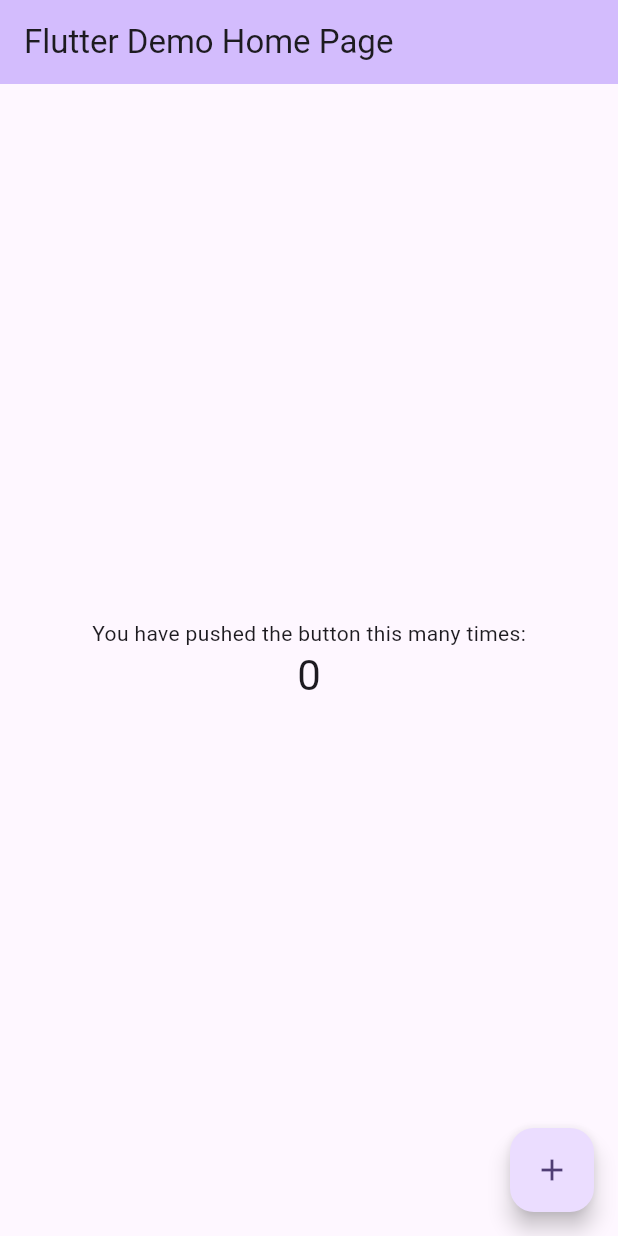
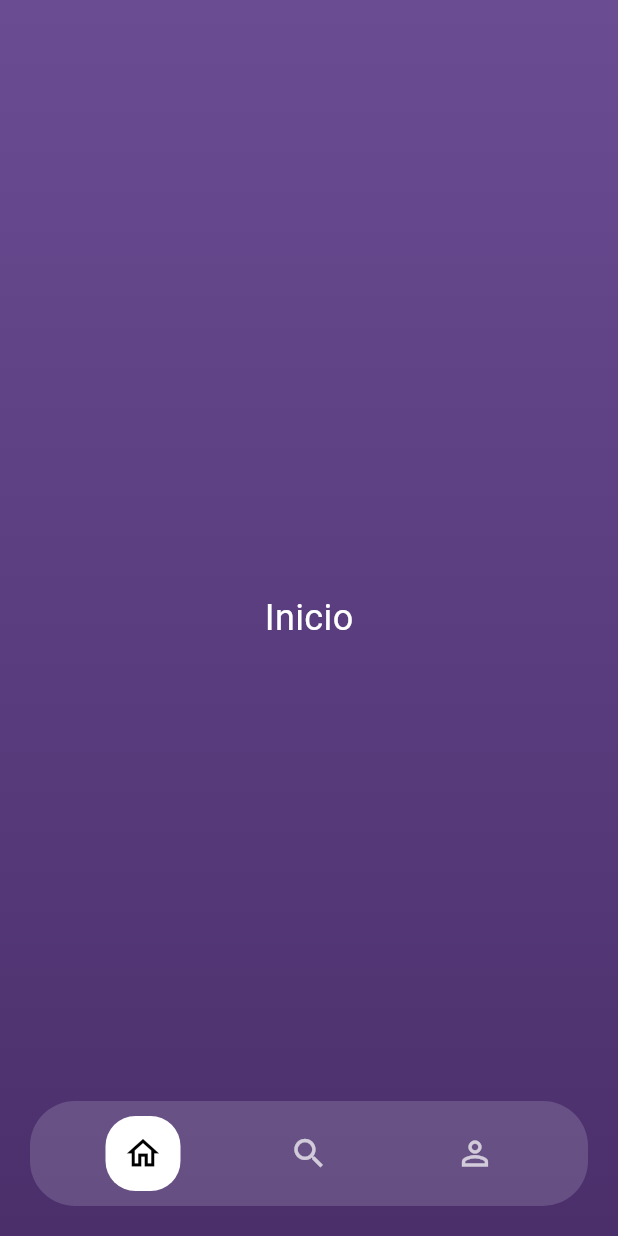
Before and after one commit to AR1ASV4LE/Mobilapps-MJ-D-J-V, a Flutter app: the screen it shows after launch, on a phone screen of 412 x 824 dp. Run offline on Flutter 3.47's test engine with Material 3 defaults, Android fonts, the phone set to English and light mode, and no system bars.

Commit message:
Refactor main.dart to implement HomePage with navigation
Refactored the main application structure to use a new HomePage widget and updated the MaterialApp configuration. Added navigation and animation features for a more dynamic user interface.

```diff
--- a/lib/main.dart
+++ b/lib/main.dart
@@ -7,115 +7,127 @@ void main() {
 class MyApp extends StatelessWidget {
   const MyApp({super.key});
 
-  // This widget is the root of your application.
   @override
   Widget build(BuildContext context) {
-    return MaterialApp(
-      title: 'Flutter Demo',
-      theme: ThemeData(
-        // This is the theme of your application.
-        //
-        // TRY THIS: Try running your application with "flutter run". You'll see
-        // the application has a purple toolbar. Then, without quitting the app,
-        // try changing the seedColor in the colorScheme below to Colors.green
-        // and then invoke "hot reload" (save your changes or press the "hot
-        // reload" button in a Flutter-supported IDE, or press "r" if you used
-        // the command line to start the app).
-        //
-        // Notice that the counter didn't reset back to zero; the application
-        // state is not lost during the reload. To reset the state, use hot
-        // restart instead.
-        //
-        // This works for code too, not just values: Most code changes can be
-        // tested with just a hot reload.
-        colorScheme: .fromSeed(seedColor: Colors.deepPurple),
-      ),
-      home: const MyHomePage(title: 'Flutter Demo Home Page'),
+    return const MaterialApp(
+      debugShowCheckedModeBanner: false,
+      home: HomePage(),
     );
   }
 }
 
-class MyHomePage extends StatefulWidget {
-  const MyHomePage({super.key, required this.title});
-
-  // This widget is the home page of your application. It is stateful, meaning
-  // that it has a State object (defined below) that contains fields that affect
-  // how it looks.
-
-  // This class is the configuration for the state. It holds the values (in this
-  // case the title) provided by the parent (in this case the App widget) and
-  // used by the build method of the State. Fields in a Widget subclass are
-  // always marked "final".
-
-  final String title;
+class HomePage extends StatefulWidget {
+  const HomePage({super.key});
 
   @override
-  State<MyHomePage> createState() => _MyHomePageState();
+  State<HomePage> createState() => _HomePageState();
 }
 
-class _MyHomePageState extends State<MyHomePage> {
-  int _counter = 0;
+class _HomePageState extends State<HomePage> {
+  int selectedIndex = 0;
 
-  void _incrementCounter() {
+  final List<Widget> screens = const [
+    Center(
+        key: ValueKey(0),
+        child: Text("Inicio",
+            style: TextStyle(color: Colors.white, fontSize: 24))),
+    Center(
+        key: ValueKey(1),
+        child: Text("Buscar",
+            style: TextStyle(color: Colors.white, fontSize: 24))),
+    Center(
+        key: ValueKey(2),
+        child: Text("Perfil",
+            style: TextStyle(color: Colors.white, fontSize: 24))),
+  ];
+
+  void onItemTapped(int index) {
     setState(() {
-      // This call to setState tells the Flutter framework that something has
-      // changed in this State, which causes it to rerun the build method below
-      // so that the display can reflect the updated values. If we changed
-      // _counter without calling setState(), then the build method would not be
-      // called again, and so nothing would appear to happen.
-      _counter++;
+      selectedIndex = index;
     });
+  }
+
+  Widget buildNavItem(IconData icon, int index) {
+    final bool isSelected = selectedIndex == index;
+
+    return GestureDetector(
+      onTap: () => onItemTapped(index),
+      child: AnimatedContainer(
+        duration: const Duration(milliseconds: 300),
+        curve: Curves.easeInOut,
+        padding: const EdgeInsets.all(12),
+        decoration: BoxDecoration(
+          color: isSelected ? Colors.white : Colors.transparent,
+          borderRadius: BorderRadius.circular(20),
+        ),
+        child: Icon(
+          icon,
+          color: isSelected ? Colors.black : Colors.white70,
+          size: 26,
+        ),
+      ),
+    );
   }
 
   @override
   Widget build(BuildContext context) {
-    // This method is rerun every time setState is called, for instance as done
-    // by the _incrementCounter method above.
-    //
-    // The Flutter framework has been optimized to make rerunning build methods
-    // fast, so that you can just rebuild anything that needs updating rather
-    // than having to individually change instances of widgets.
     return Scaffold(
-      appBar: AppBar(
-        // TRY THIS: Try changing the color here to a specific color (to
-        // Colors.amber, perhaps?) and trigger a hot reload to see the AppBar
-        // change color while the other colors stay the same.
-        backgroundColor: Theme.of(context).colorScheme.inversePrimary,
-        // Here we take the value from the MyHomePage object that was created by
-        // the App.build method, and use it to set our appbar title.
-        title: Text(widget.title),
-      ),
-      body: Center(
-        // Center is a layout widget. It takes a single child and positions it
-        // in the middle of the parent.
-        child: Column(
-          // Column is also a layout widget. It takes a list of children and
-          // arranges them vertically. By default, it sizes itself to fit its
-          // children horizontally, and tries to be as tall as its parent.
-          //
-          // Column has various properties to control how it sizes itself and
-          // how it positions its children. Here we use mainAxisAlignment to
-          // center the children vertically; the main axis here is the vertical
-          // axis because Columns are vertical (the cross axis would be
-          // horizontal).
-          //
-          // TRY THIS: Invoke "debug painting" (choose the "Toggle Debug Paint"
-          // action in the IDE, or press "p" in the console), to see the
-          // wireframe for each widget.
-          mainAxisAlignment: .center,
-          children: [
-            const Text('You have pushed the button this many times:'),
-            Text(
-              '$_counter',
-              style: Theme.of(context).textTheme.headlineMedium,
+      body: Stack(
+        children: [
+          // 🔹 FONDO (usa imagen si quieres)
+          Container(
+            decoration: const BoxDecoration(
+              gradient: LinearGradient(
+                colors: [Color(0xFF6A4C93), Color(0xFF4A2F6B)],
+                begin: Alignment.topCenter,
+                end: Alignment.bottomCenter,
+              ),
             ),
-          ],
-        ),
-      ),
-      floatingActionButton: FloatingActionButton(
-        onPressed: _incrementCounter,
-        tooltip: 'Increment',
-        child: const Icon(Icons.add),
+          ),
+
+          // 🔹 CONTENIDO CON ANIMACIÓN (ARREGLADO)
+          Center(
+            child: AnimatedSwitcher(
+              duration: const Duration(milliseconds: 400),
+              transitionBuilder: (child, animation) {
+                return FadeTransition(
+                  opacity: animation,
+                  child: ScaleTransition(
+                    scale: animation,
+                    child: child,
+                  ),
+                );
+              },
+              child: screens[selectedIndex],
+            ),
+          ),
+
+          // 🔻 MENÚ INFERIOR
+          Positioned(
+            bottom: 20,
+            left: 20,
+            right: 20,
+            child: Container(
+              padding:
+                  const EdgeInsets.symmetric(vertical: 10, horizontal: 20),
+              decoration: BoxDecoration(
+                // FIX: Replaced deprecated `withOpacity` with `withAlpha`
+                // `Colors.white` (0xFFFFFFFF) with 0.15 opacity means
+                // alpha component: (255 * 0.15).round() = 38
+                color: Colors.white.withAlpha(38),
+                borderRadius: BorderRadius.circular(30),
+              ),
+              child: Row(
+                mainAxisAlignment: MainAxisAlignment.spaceAround,
+                children: [
+                  buildNavItem(Icons.home_outlined, 0),
+                  buildNavItem(Icons.search, 1),
+                  buildNavItem(Icons.person_outline, 2),
+                ],
+              ),
+            ),
+          ),
+        ],
       ),
     );
   }
```
